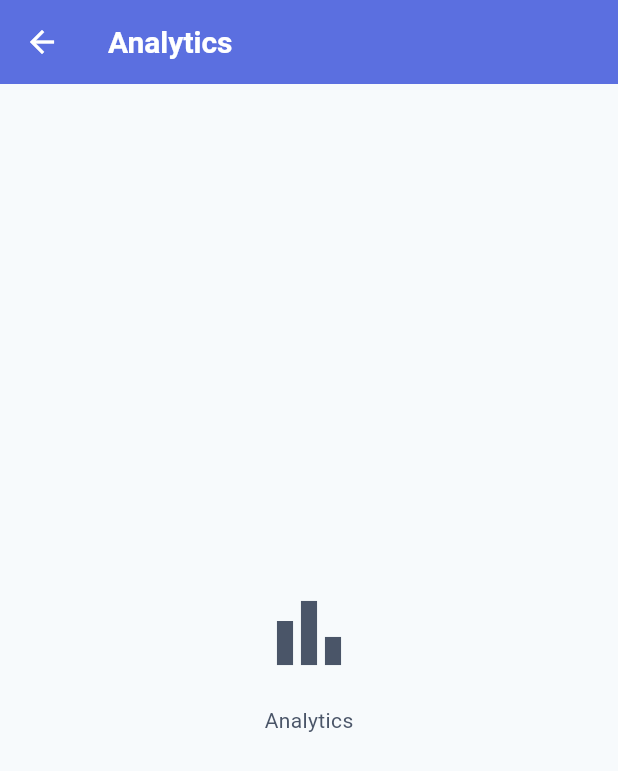
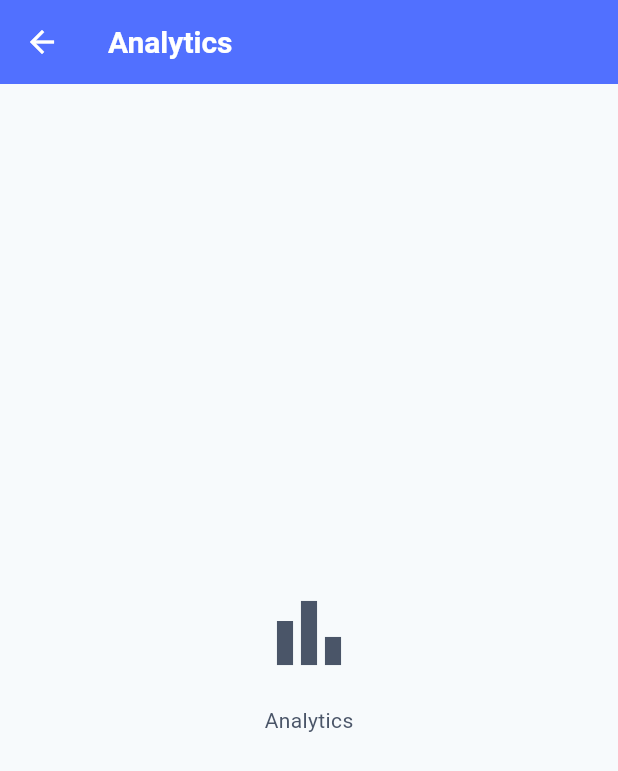
Before and after one commit to sulaiman001221/pockettill, a Flutter app: the AnalyticsScreen screen opened directly, on a phone screen of 412 x 824 dp. Shown: the top 771 px of the screen. Run offline on Flutter 3.47's test engine with Material 3 defaults, Android fonts, the phone set to English and light mode, and no system bars; our stand-ins replace connectivity_plus, device_info_plus, flutter_riverpod, isar, supabase_flutter; missing offline and left inert: mobile_scanner, sunmi_printer_plus, sunmi_scanner; accounts and stored records are empty; generated files the repository leaves out were written again; network calls fail; statements that could not run were skipped.

Commit message:
Fix primary brand colour to #5170FF
#5B6FE0 was the wrong value - #5170FF is the correct PocketTill
primary brand colour. It was only referenced in one place
(AppTheme.primary), which is now updated.

Co-Authored-By: Claude Sonnet 5 <noreply@anthropic.com>

```diff
--- a/pockettill_app/lib/shared/theme/app_theme.dart
+++ b/pockettill_app/lib/shared/theme/app_theme.dart
@@ -4,7 +4,7 @@ import 'package:flutter/material.dart';
 class AppTheme {
   AppTheme._();
 
-  static const Color primary = Color(0xFF5B6FE0);
+  static const Color primary = Color(0xFF5170FF);
   static const Color background = Color(0xFFF7FAFC);
   static const Color surface = Color(0xFFFFFFFF);
   static const Color text = Color(0xFF1A202C);
```
